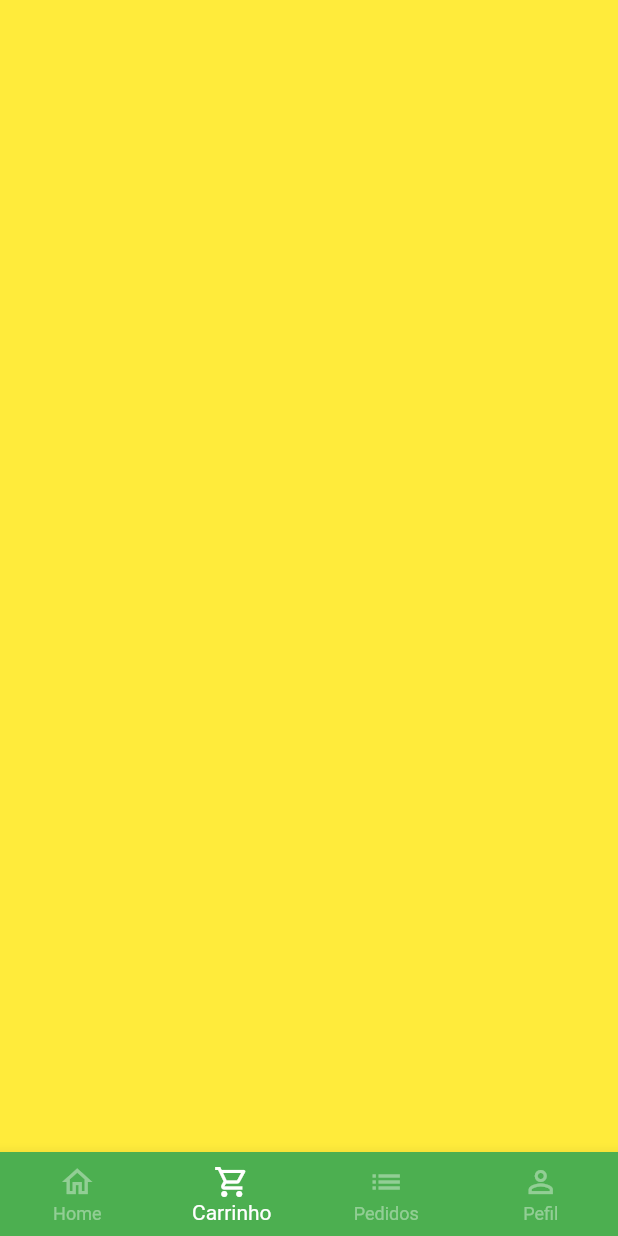
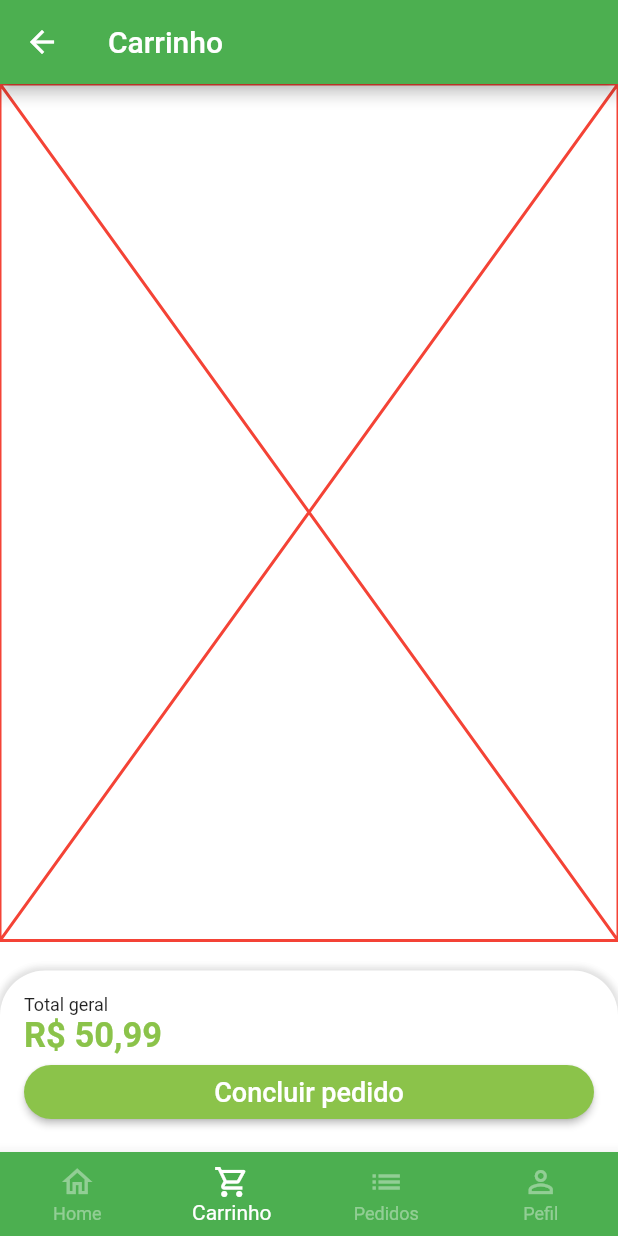
Before and after one commit to IsaacNascimento/greenGrocer, a Flutter app: the BaseScreen screen opened directly, swiped to page 2, on a phone screen of 412 x 824 dp. Run offline on Flutter 3.47's test engine with Material 2 defaults, Android fonts, the phone set to English and light mode, and no system bars; our stand-ins replace animated_text_kit, badges, mask_text_input_formatter.

Commit message:
Starting on Carrinho Screen

```diff
--- a/lib/src/pages/base/base_screen.dart
+++ b/lib/src/pages/base/base_screen.dart
@@ -1,4 +1,5 @@
 import 'package:flutter/material.dart';
+import 'package:greengrocer/src/pages/cart/cart_tab.dart';
 import 'package:greengrocer/src/pages/home/home_tab.dart';
 
 class BaseScreen extends StatefulWidget {
@@ -20,9 +21,7 @@ class _BaseScreenState extends State<BaseScreen> {
         controller: pageController,
         children: [
           const HomeTab(),
-          Container(
-            color: Colors.yellow,
-          ),
+           CartTab(),
           Container(
             color: Colors.blue,
           ),
--- /dev/null
+++ b/lib/src/pages/cart/cart_tab.dart
@@ -0,0 +1,75 @@
+import 'package:flutter/material.dart';
+import 'package:greengrocer/src/config/custom_color.dart';
+import 'package:greengrocer/src/services/utils_services.dart';
+
+class CartTab extends StatelessWidget {
+  CartTab({super.key});
+
+  final UtilsService utilsService = UtilsService();
+
+  @override
+  Widget build(BuildContext context) {
+    return Scaffold(
+      appBar: AppBar(
+        title: const Text('Carrinho'),
+      ),
+      body: Column(
+        children: [
+          const Expanded(
+            child: Placeholder(
+              color: Colors.red,
+            ),
+          ),
+          const SizedBox(
+            height: 20,
+          ),
+          Container(
+            padding: const EdgeInsets.all(16),
+            decoration: BoxDecoration(
+              color: Colors.white,
+              borderRadius: const BorderRadius.vertical(
+                top: Radius.circular(30),
+              ),
+              boxShadow: [
+                BoxShadow(
+                  color: Colors.grey.shade300,
+                  blurRadius: 3,
+                  spreadRadius: 2,
+                ),
+              ],
+            ),
+            child: Column(
+              crossAxisAlignment: CrossAxisAlignment.stretch,
+              children: [
+                const Text(
+                  'Total geral',
+                  style: TextStyle(
+                    fontSize: 12,
+                  ),
+                ),
+                Text(
+                  utilsService.priceToCurrency(50.99),
+                  style: TextStyle(
+                    fontSize: 23,
+                    color: CustomColors.customSwatchColor,
+                    fontWeight: FontWeight.bold,
+                  ),
+                ),
+                ElevatedButton(
+                  style: ElevatedButton.styleFrom(
+                    backgroundColor: CustomColors.customSwatchColor,
+                    shape: RoundedRectangleBorder(
+                      borderRadius: BorderRadius.circular(18)
+                    )
+                  ),
+                  onPressed: () {},
+                  child: const Text('Concluir pedido', style: TextStyle(fontSize: 18),),
+                ),
+              ],
+            ),
+          ),
+        ],
+      ),
+    );
+  }
+}
```
